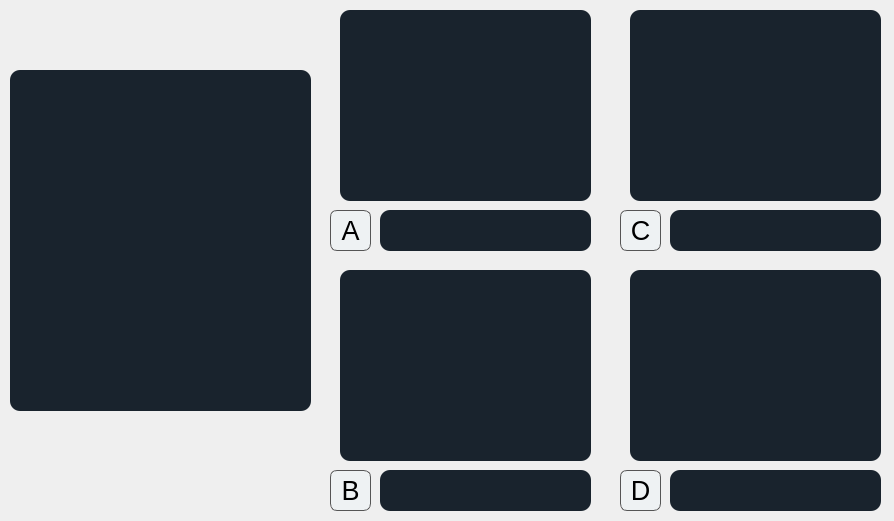
ronihdzz/DisenadorPreguntas, file DISENOS/modRespCheckBoxImagen50_d.ui: the form before one commit.
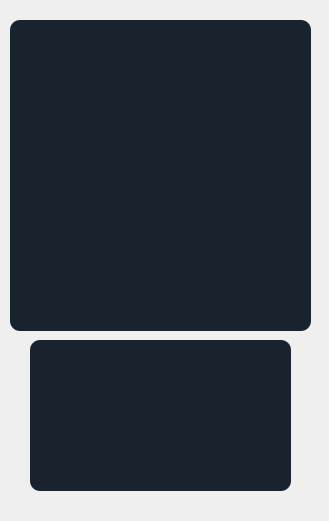
The form after the commit.

What changed in the file:
```diff
--- a/DISENOS/modRespCheckBoxImagen50_d.ui
+++ b/DISENOS/modRespCheckBoxImagen50_d.ui
@@ -6,109 +6,40 @@
    <rect>
     <x>0</x>
     <y>0</y>
-    <width>894</width>
+    <width>329</width>
     <height>521</height>
    </rect>
   </property>
   <property name="windowTitle">
    <string>Form</string>
   </property>
-  <widget class="QPushButton" name="btn_respB">
-   <property name="geometry">
-    <rect>
-     <x>330</x>
-     <y>470</y>
-     <width>41</width>
-     <height>41</height>
-    </rect>
-   </property>
-   <property name="font">
-    <font>
-     <pointsize>20</pointsize>
-    </font>
-   </property>
-   <property name="styleSheet">
-    <string notr="true">background-color:#EEF2F3;
-border-radius: 7px;
-border: 1px solid #555;</string>
-   </property>
-   <property name="text">
-    <string>B</string>
-   </property>
-  </widget>
-  <widget class="QTextEdit" name="txtEdit_respD">
-   <property name="geometry">
-    <rect>
-     <x>670</x>
-     <y>470</y>
-     <width>211</width>
-     <height>41</height>
-    </rect>
-   </property>
-   <property name="styleSheet">
-    <string notr="true">  background-color: #19232D;
-  border: 0px solid #32414B;
-  padding: 0px;
-  color: #F0F0F0;
-  selection-background-color: #1464A0;
-  selection-color: #F0F0F0;
-
-	border-radius: 10;</string>
-   </property>
-  </widget>
-  <widget class="QLabel" name="bel_imageRespA">
-   <property name="geometry">
-    <rect>
-     <x>340</x>
-     <y>10</y>
-     <width>251</width>
-     <height>191</height>
-    </rect>
-   </property>
-   <property name="styleSheet">
-    <string notr="true">  background-color: #19232D;
-  border: 0px solid #32414B;
-  padding: 0px;
-  color: #F0F0F0;
-  selection-background-color: #1464A0;
-  selection-color: #F0F0F0;
-
-	border-radius: 10;</string>
-   </property>
-   <property name="text">
-    <string/>
-   </property>
-  </widget>
-  <widget class="QPushButton" name="btn_respC">
-   <property name="geometry">
-    <rect>
-     <x>620</x>
-     <y>210</y>
-     <width>41</width>
-     <height>41</height>
-    </rect>
-   </property>
-   <property name="font">
-    <font>
-     <pointsize>20</pointsize>
-    </font>
-   </property>
-   <property name="styleSheet">
-    <string notr="true">background-color:#EEF2F3;
-border-radius: 7px;
-border: 1px solid #555;</string>
-   </property>
-   <property name="text">
-    <string>C</string>
-   </property>
-  </widget>
   <widget class="QTextEdit" name="txtEdit_preg">
    <property name="geometry">
     <rect>
+     <x>30</x>
+     <y>340</y>
+     <width>261</width>
+     <height>151</height>
+    </rect>
+   </property>
+   <property name="styleSheet">
+    <string notr="true">  background-color: #19232D;
+  border: 0px solid #32414B;
+  padding: 0px;
+  color: #F0F0F0;
+  selection-background-color: #1464A0;
+  selection-color: #F0F0F0;
+
+	border-radius: 10;</string>
+   </property>
+  </widget>
+  <widget class="QLabel" name="bel_pregImage">
+   <property name="geometry">
+    <rect>
      <x>10</x>
-     <y>70</y>
+     <y>20</y>
      <width>301</width>
-     <height>341</height>
+     <height>311</height>
     </rect>
    </property>
    <property name="styleSheet">
@@ -121,182 +52,10 @@
 
 	border-radius: 10;</string>
    </property>
-  </widget>
-  <widget class="QTextEdit" name="txtEdit_respC">
-   <property name="geometry">
-    <rect>
-     <x>670</x>
-     <y>210</y>
-     <width>211</width>
-     <height>41</height>
-    </rect>
-   </property>
-   <property name="styleSheet">
-    <string notr="true">  background-color: #19232D;
-  border: 0px solid #32414B;
-  padding: 0px;
-  color: #F0F0F0;
-  selection-background-color: #1464A0;
-  selection-color: #F0F0F0;
-
-	border-radius: 10;</string>
-   </property>
-  </widget>
-  <widget class="QTextEdit" name="txtEdit_respA">
-   <property name="geometry">
-    <rect>
-     <x>380</x>
-     <y>210</y>
-     <width>211</width>
-     <height>41</height>
-    </rect>
-   </property>
-   <property name="styleSheet">
-    <string notr="true">  background-color: #19232D;
-  border: 0px solid #32414B;
-  padding: 0px;
-  color: #F0F0F0;
-  selection-background-color: #1464A0;
-  selection-color: #F0F0F0;
-
-	border-radius: 10;</string>
-   </property>
-  </widget>
-  <widget class="QLabel" name="bel_imageRespD">
-   <property name="geometry">
-    <rect>
-     <x>630</x>
-     <y>270</y>
-     <width>251</width>
-     <height>191</height>
-    </rect>
-   </property>
-   <property name="styleSheet">
-    <string notr="true">  background-color: #19232D;
-  border: 0px solid #32414B;
-  padding: 0px;
-  color: #F0F0F0;
-  selection-background-color: #1464A0;
-  selection-color: #F0F0F0;
-
-	border-radius: 10;</string>
-   </property>
    <property name="text">
     <string/>
    </property>
   </widget>
-  <widget class="QLabel" name="bel_imageRespC">
-   <property name="geometry">
-    <rect>
-     <x>630</x>
-     <y>10</y>
-     <width>251</width>
-     <height>191</height>
-    </rect>
-   </property>
-   <property name="styleSheet">
-    <string notr="true">  background-color: #19232D;
-  border: 0px solid #32414B;
-  padding: 0px;
-  color: #F0F0F0;
-  selection-background-color: #1464A0;
-  selection-color: #F0F0F0;
-
-	border-radius: 10;</string>
-   </property>
-   <property name="text">
-    <string/>
-   </property>
-  </widget>
-  <widget class="QLabel" name="bel_imageRespB">
-   <property name="geometry">
-    <rect>
-     <x>340</x>
-     <y>270</y>
-     <width>251</width>
-     <height>191</height>
-    </rect>
-   </property>
-   <property name="styleSheet">
-    <string notr="true">  background-color: #19232D;
-  border: 0px solid #32414B;
-  padding: 0px;
-  color: #F0F0F0;
-  selection-background-color: #1464A0;
-  selection-color: #F0F0F0;
-
-	border-radius: 10;</string>
-   </property>
-   <property name="text">
-    <string/>
-   </property>
-  </widget>
-  <widget class="QPushButton" name="btn_respA">
-   <property name="geometry">
-    <rect>
-     <x>330</x>
-     <y>210</y>
-     <width>41</width>
-     <height>41</height>
-    </rect>
-   </property>
-   <property name="font">
-    <font>
-     <pointsize>20</pointsize>
-    </font>
-   </property>
-   <property name="styleSheet">
-    <string notr="true">background-color:#EEF2F3;
-border-radius: 7px;
-border: 1px solid #555;</string>
-   </property>
-   <property name="text">
-    <string>A</string>
-   </property>
-  </widget>
-  <widget class="QTextEdit" name="txtEdit_respB">
-   <property name="geometry">
-    <rect>
-     <x>380</x>
-     <y>470</y>
-     <width>211</width>
-     <height>41</height>
-    </rect>
-   </property>
-   <property name="styleSheet">
-    <string notr="true">  background-color: #19232D;
-  border: 0px solid #32414B;
-  padding: 0px;
-  color: #F0F0F0;
-  selection-background-color: #1464A0;
-  selection-color: #F0F0F0;
-
-	border-radius: 10;</string>
-   </property>
-  </widget>
-  <widget class="QPushButton" name="btn_respD">
-   <property name="geometry">
-    <rect>
-     <x>620</x>
-     <y>470</y>
-     <width>41</width>
-     <height>41</height>
-    </rect>
-   </property>
-   <property name="font">
-    <font>
-     <pointsize>20</pointsize>
-    </font>
-   </property>
-   <property name="styleSheet">
-    <string notr="true">background-color:#EEF2F3;
-border-radius: 7px;
-border: 1px solid #555;</string>
-   </property>
-   <property name="text">
-    <string>D</string>
-   </property>
-  </widget>
  </widget>
  <resources>
   <include location="../imagenes.qrc"/>
```
